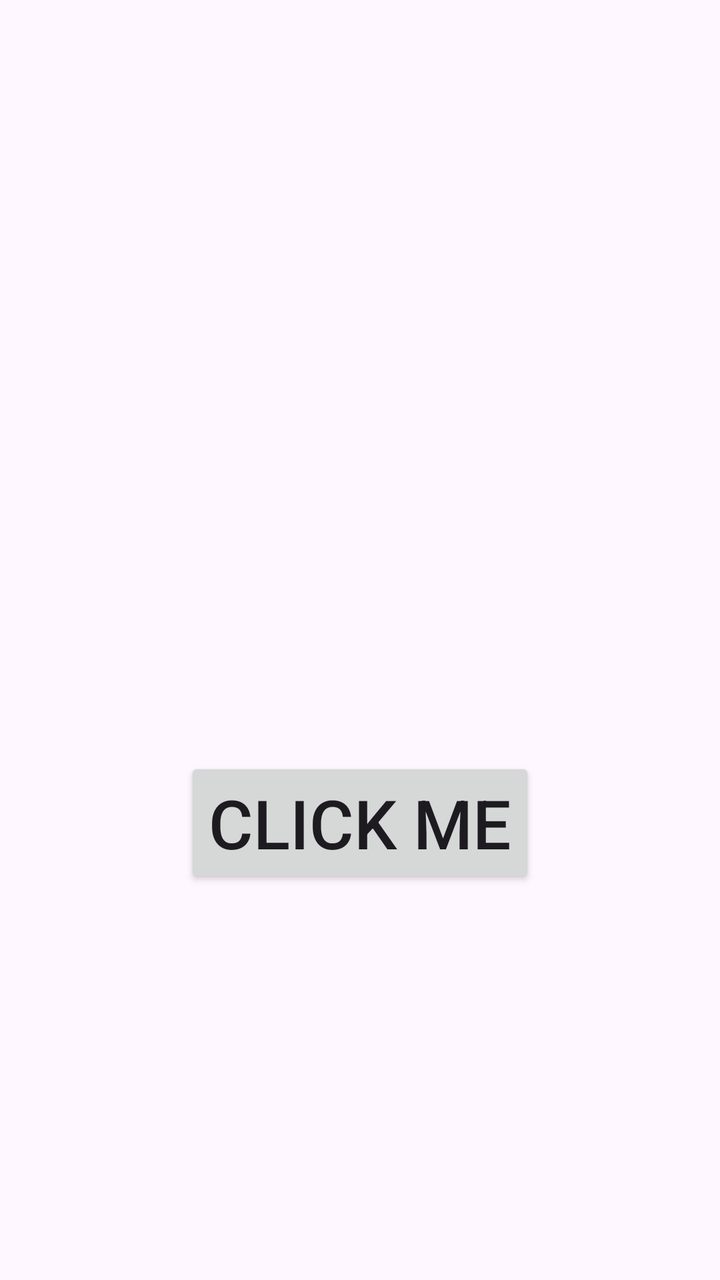
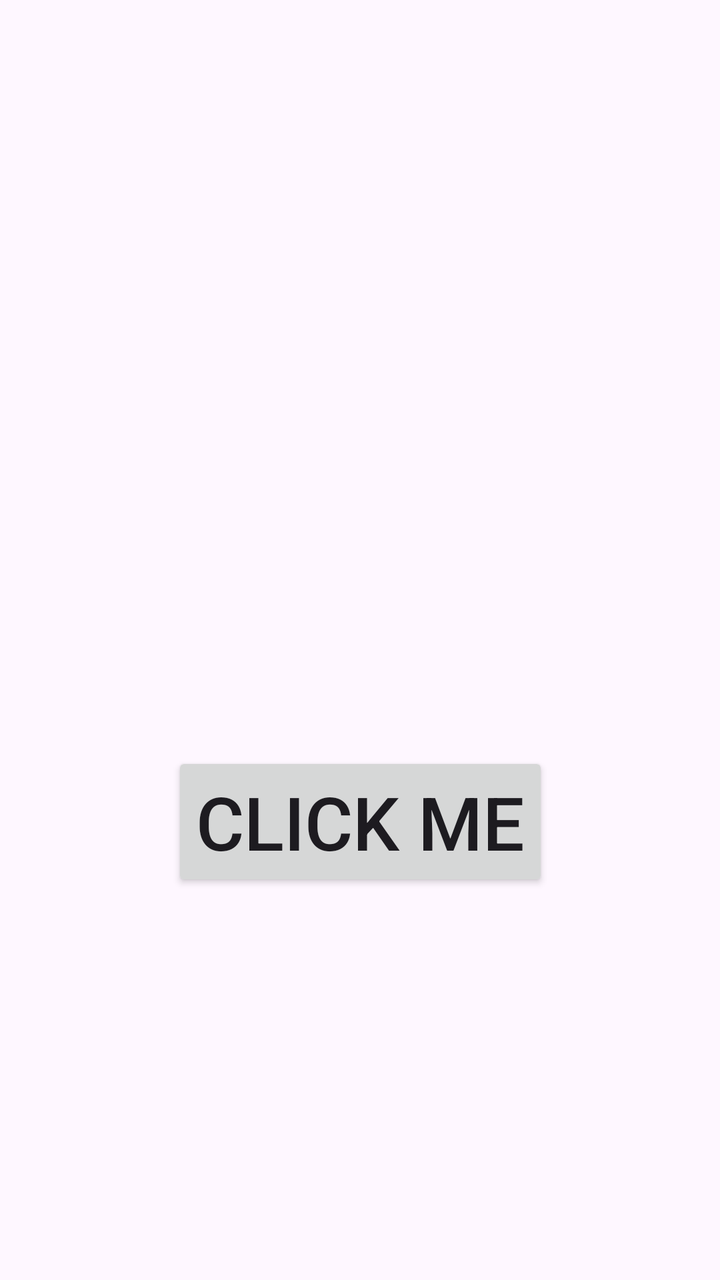

An Android layout rendered at two revisions. The XML below is the earlier revision; the diff shows what the commit changed to produce the second picture.
<!-- AndroidManifest.xml: application theme Theme.Ex066 -->
<!-- res/layout/activity_main.xml -->
<?xml version="1.0" encoding="utf-8"?>
<androidx.constraintlayout.widget.ConstraintLayout xmlns:android="http://schemas.android.com/apk/res/android"
    xmlns:app="http://schemas.android.com/apk/res-auto"
    xmlns:tools="http://schemas.android.com/tools"
    android:id="@+id/main"
    android:layout_width="match_parent"
    android:layout_height="match_parent"
    tools:context=".MainActivity">


    <Button
        android:id="@+id/btn"
        android:layout_width="wrap_content"
        android:layout_height="wrap_content"
        android:onClick="clicked"
        android:text="Click me"
        android:textSize="34sp"
        app:iconSize="18dp"
        app:layout_constraintBottom_toBottomOf="parent"
        app:layout_constraintEnd_toEndOf="parent"
        app:layout_constraintStart_toStartOf="parent"
        app:layout_constraintTop_toTopOf="parent"
        app:layout_constraintVertical_bias="0.659" />

    <ImageView
        android:id="@+id/picture"
        android:layout_width="588px"
        android:layout_height="448px"
        android:layout_marginTop="200dp"
        app:layout_constraintBottom_toTopOf="@+id/btn"
        app:layout_constraintEnd_toEndOf="parent"
        app:layout_constraintStart_toStartOf="parent"
        app:layout_constraintTop_toTopOf="parent"
        app:layout_constraintVertical_bias="0.096" />
</androidx.constraintlayout.widget.ConstraintLayout>
<!-- resources referenced by this layout -->
<resources>
  <style name="Theme.Ex066" parent="Base.Theme.Ex066" />
  <style name="Base.Theme.Ex066" parent="Theme.Material3.DayNight.NoActionBar">
          
          
      </style>
</resources>

<!-- the commit's change to res/layout/activity_main.xml (unified diff, before → after) -->
@@ -14,7 +14,7 @@
         android:layout_height="wrap_content"
         android:onClick="clicked"
         android:text="Click me"
-        android:textSize="34sp"
+        android:textSize="37sp"
         app:iconSize="18dp"
         app:layout_constraintBottom_toBottomOf="parent"
         app:layout_constraintEnd_toEndOf="parent"
@@ -29,7 +29,8 @@
         android:layout_marginTop="200dp"
         app:layout_constraintBottom_toTopOf="@+id/btn"
         app:layout_constraintEnd_toEndOf="parent"
+        app:layout_constraintHorizontal_bias="0.497"
         app:layout_constraintStart_toStartOf="parent"
         app:layout_constraintTop_toTopOf="parent"
-        app:layout_constraintVertical_bias="0.096" />
+        app:layout_constraintVertical_bias="0.0" />
 </androidx.constraintlayout.widget.ConstraintLayout>
